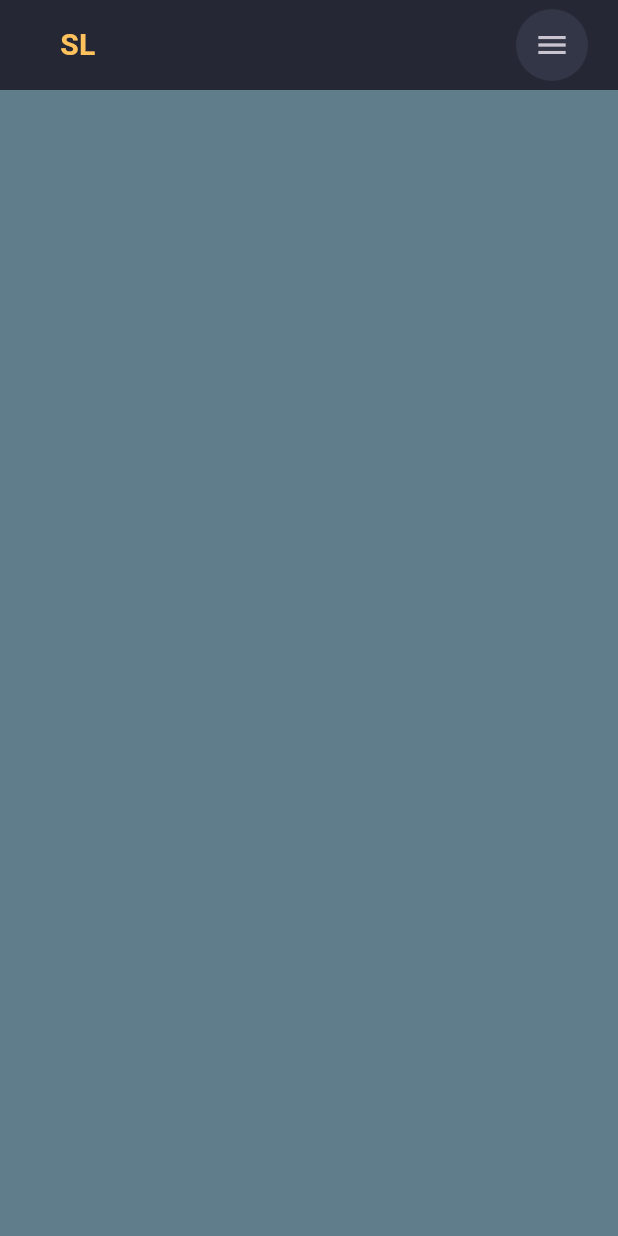
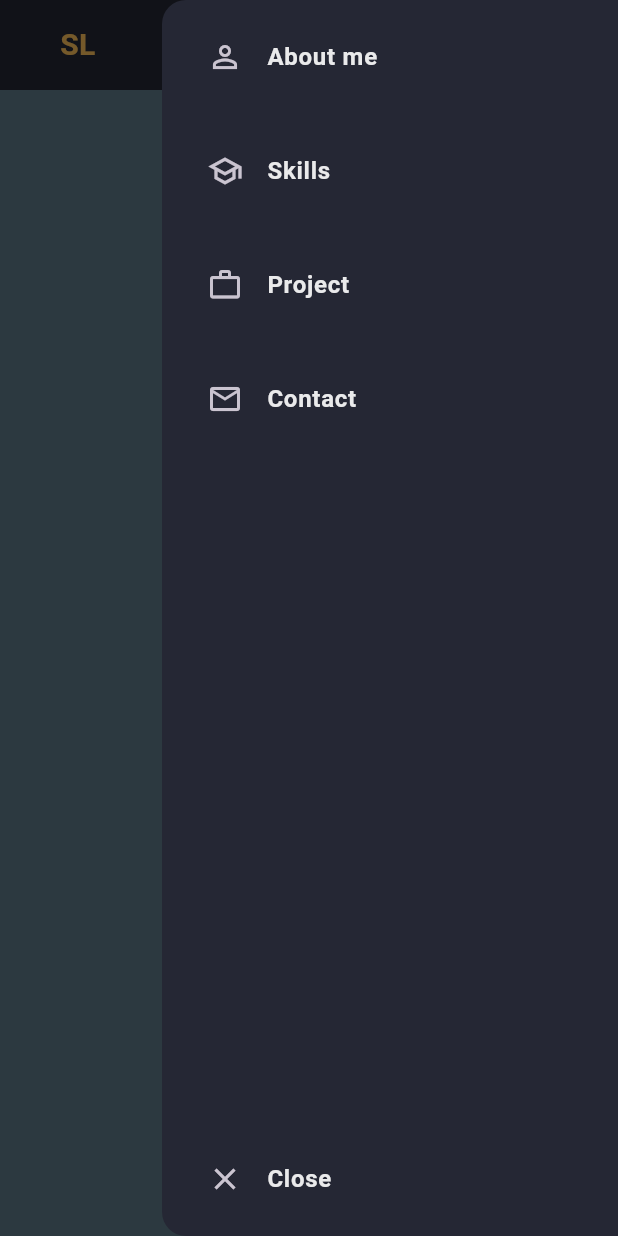
Before and after one commit to lechsebastian/portfolio, a Flutter app: the screen it shows after launch, with the side drawer open (before the commit the screen has no drawer), on a phone screen of 412 x 824 dp. Run offline on Flutter 3.47's test engine with Material 3 defaults, Android fonts, the phone set to English and light mode, and no system bars.

Commit message:
Improve mobile drawer layout

```diff
--- a/lib/constants/nav_items.dart
+++ b/lib/constants/nav_items.dart
@@ -1,6 +1,15 @@
+import 'package:flutter/material.dart';
+
 List<String> navTitles = [
   'About me',
   'Skills',
   'Project',
   'Contact',
 ];
+
+List<IconData> navIcons = [
+  Icons.person_outline,
+  Icons.school_outlined,
+  Icons.work_outline,
+  Icons.mail_outline,
+];
--- a/lib/pages/home_page.dart
+++ b/lib/pages/home_page.dart
@@ -1,6 +1,6 @@
 import 'package:flutter/material.dart';
 import 'package:portfolio/constants/colors.dart';
-import 'package:portfolio/widgets/logo.dart';
+import 'package:portfolio/widgets/drawer_mobile.dart';
 import 'package:portfolio/widgets/nav_bar_desktop.dart';
 import 'package:portfolio/widgets/nav_bar_mobile.dart';
 
@@ -12,17 +12,23 @@ class HomePage extends StatefulWidget {
 }
 
 class _HomePageState extends State<HomePage> {
+  final scaffoldKey = GlobalKey<ScaffoldState>();
+
   @override
   Widget build(BuildContext context) {
     return Scaffold(
+      key: scaffoldKey,
       backgroundColor: CustomColor.scaffoldBg,
+      endDrawer: DrawerMobile(),
       body: ListView(
         scrollDirection: Axis.vertical,
         children: [
           // NAVBAR
           // NavBarDesktop(),
           NavBarMobile(
-            onMenuTap: () {},
+            onMenuTap: () {
+              scaffoldKey.currentState?.openEndDrawer();
+            },
           ),
           // SKILLS
           Container(
--- /dev/null
+++ b/lib/widgets/drawer_mobile.dart
@@ -0,0 +1,51 @@
+import 'package:flutter/material.dart';
+import 'package:portfolio/constants/colors.dart';
+import 'package:portfolio/constants/nav_items.dart';
+
+class DrawerMobile extends StatelessWidget {
+  const DrawerMobile({
+    super.key,
+  });
+
+  @override
+  Widget build(BuildContext context) {
+    return Drawer(
+      backgroundColor: CustomColor.scaffoldBg,
+      child: Column(
+        children: [
+          for (int index = 0; index < navTitles.length; index++)
+            ListTile(
+              contentPadding:
+                  EdgeInsets.symmetric(horizontal: 30, vertical: 10),
+              leading: Icon(navIcons[index]),
+              title: Text(
+                navTitles[index],
+                style: TextStyle(
+                    fontSize: 16,
+                    fontWeight: FontWeight.w600,
+                    color: CustomColor.whitePrimary),
+              ),
+              onTap: () {
+                Navigator.pop(context);
+              },
+            ),
+          Spacer(),
+          ListTile(
+            contentPadding: EdgeInsets.symmetric(horizontal: 30, vertical: 10),
+            leading: Icon(Icons.close),
+            title: Text(
+              'Close',
+              style: TextStyle(
+                  fontSize: 16,
+                  fontWeight: FontWeight.w600,
+                  color: CustomColor.whitePrimary),
+            ),
+            onTap: () {
+              Navigator.pop(context);
+            },
+          ),
+        ],
+      ),
+    );
+  }
+}
```
